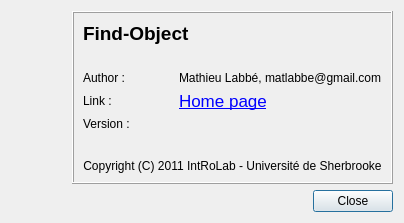
Old version of the form src/ui/aboutDialog.ui in the repository introlab/find-object.
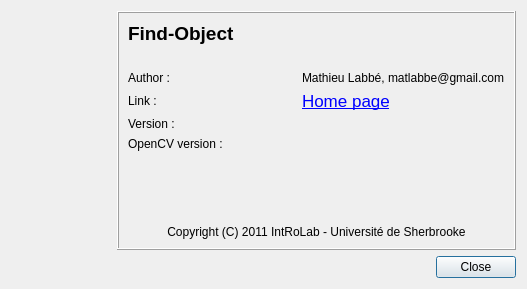
New version of the form. Icons and pictures are not drawn.

```diff
--- a/src/ui/aboutDialog.ui
+++ b/src/ui/aboutDialog.ui
@@ -6,8 +6,8 @@
    <rect>
     <x>0</x>
     <y>0</y>
-    <width>404</width>
-    <height>223</height>
+    <width>527</width>
+    <height>289</height>
    </rect>
   </property>
   <property name="sizePolicy">
@@ -137,6 +137,23 @@
             </property>
            </widget>
           </item>
+          <item row="7" column="0">
+           <widget class="QLabel" name="label_10">
+            <property name="text">
+             <string>OpenCV version :</string>
+            </property>
+           </widget>
+          </item>
+          <item row="7" column="1">
+           <widget class="QLabel" name="label_version_opencv">
+            <property name="text">
+             <string/>
+            </property>
+            <property name="alignment">
+             <set>Qt::AlignLeading|Qt::AlignLeft|Qt::AlignVCenter</set>
+            </property>
+           </widget>
+          </item>
          </layout>
         </item>
         <item>
```
